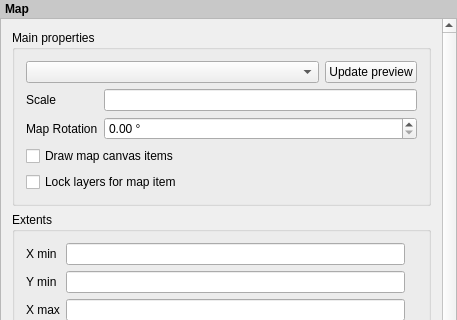
The window that src/ui/qgscomposermapwidgetbase.ui (qgis/QGIS) describes before a commit, drawn with Qt 5; both pictures show x 0 to 457 and y 0 to 320 of the 457 by 1086 pixel window.
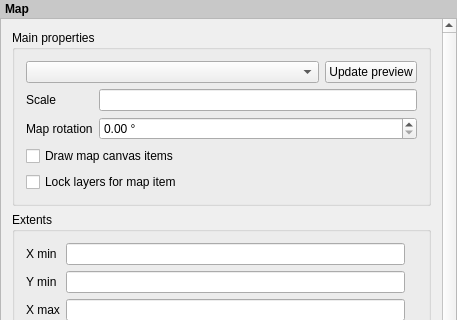
The same window after the commit. Custom widgets are drawn as their Qt base class.

What changed in the file:
```diff
--- a/src/ui/qgscomposermapwidgetbase.ui
+++ b/src/ui/qgscomposermapwidgetbase.ui
@@ -125,7 +125,7 @@
           <item row="2" column="0">
            <widget class="QLabel" name="mMapRotationLabel">
             <property name="text">
-             <string>Map Rotation</string>
+             <string>Map rotation</string>
             </property>
            </widget>
           </item>
```
